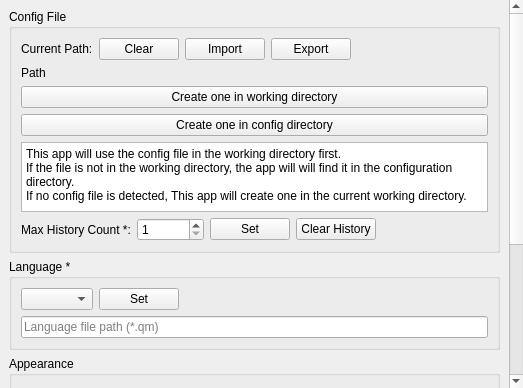
Old version of the form src/ui/settingstab.ui in the repository wh201906/SerialTest.
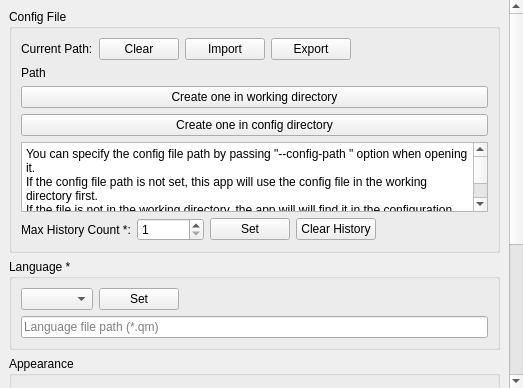
New version of the form.

Commit message: Add command line option to set config file path

Diff of the .ui file:
```diff
--- a/src/ui/settingstab.ui
+++ b/src/ui/settingstab.ui
@@ -38,7 +38,7 @@
       <property name="geometry">
        <rect>
         <x>0</x>
-        <y>-238</y>
+        <y>0</y>
         <width>506</width>
         <height>626</height>
        </rect>
@@ -125,7 +125,8 @@
              <bool>true</bool>
             </property>
             <property name="plainText">
-             <string>This app will use the config file in the working directory first.
+             <string>You can specify the config file path by passing &quot;--config-path &lt;path&gt;&quot; option when opening it.
+If the config file path is not set, this app will use the config file in the working directory first.
 If the file is not in the working directory, the app will will find it in the configuration directory.
 If no config file is detected, This app will create one in the current working directory.</string>
             </property>
```
The commit also changes 3 other files.
